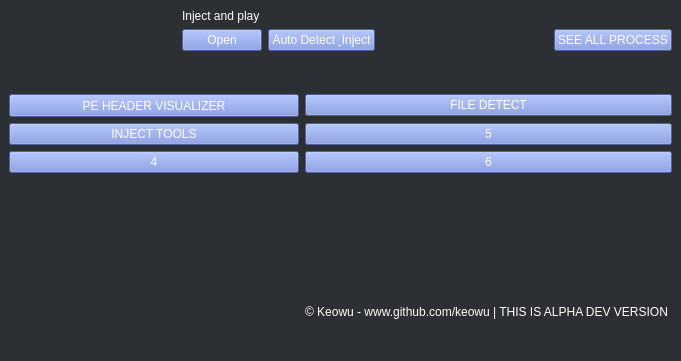
Before: the Qt Designer form mainwindow.ui in keowu/hakudetector, drawn with Qt 5.
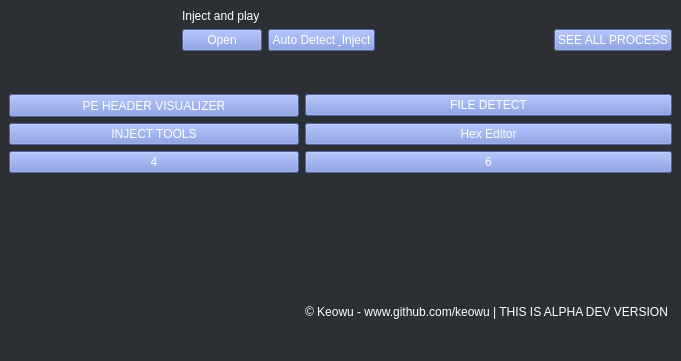
After: the same form once the commit is applied.

The edit to the form file:
```diff
--- a/mainwindow.ui
+++ b/mainwindow.ui
@@ -209,7 +209,7 @@
        <string notr="true">background-color: #7289da;</string>
       </property>
       <property name="text">
-       <string>5</string>
+       <string>Hex Editor</string>
       </property>
      </widget>
     </item>
```
